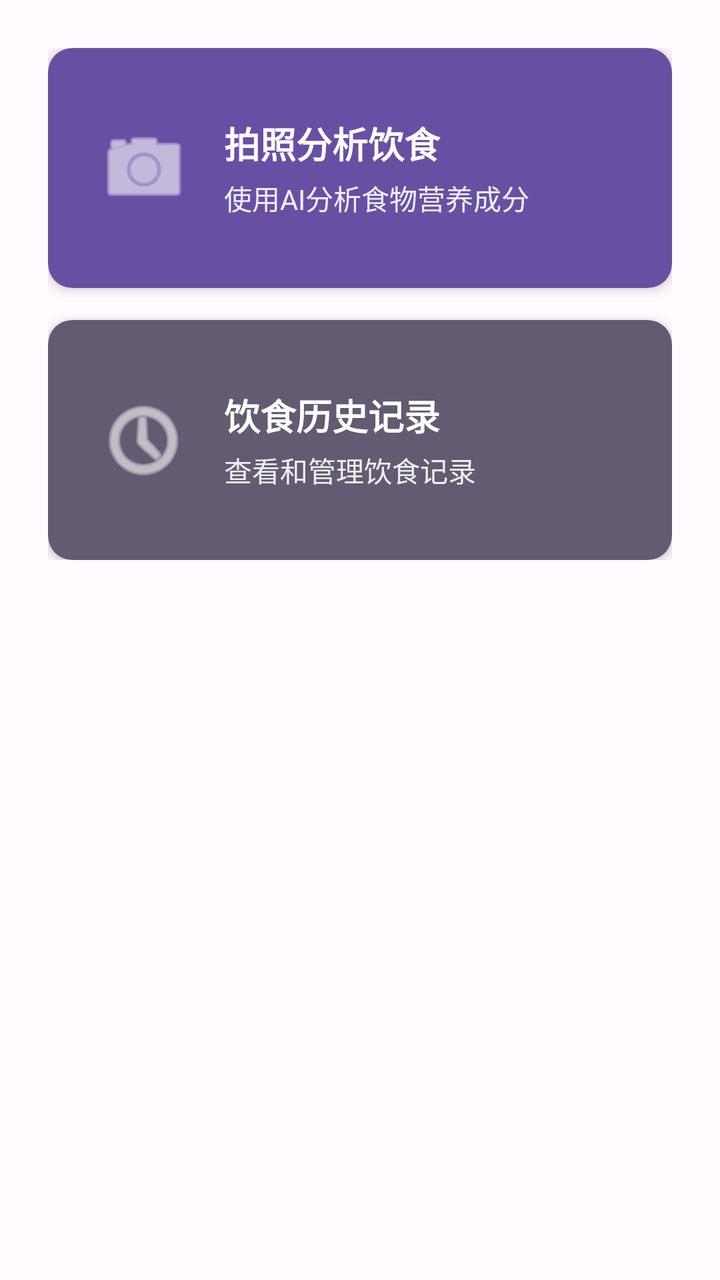
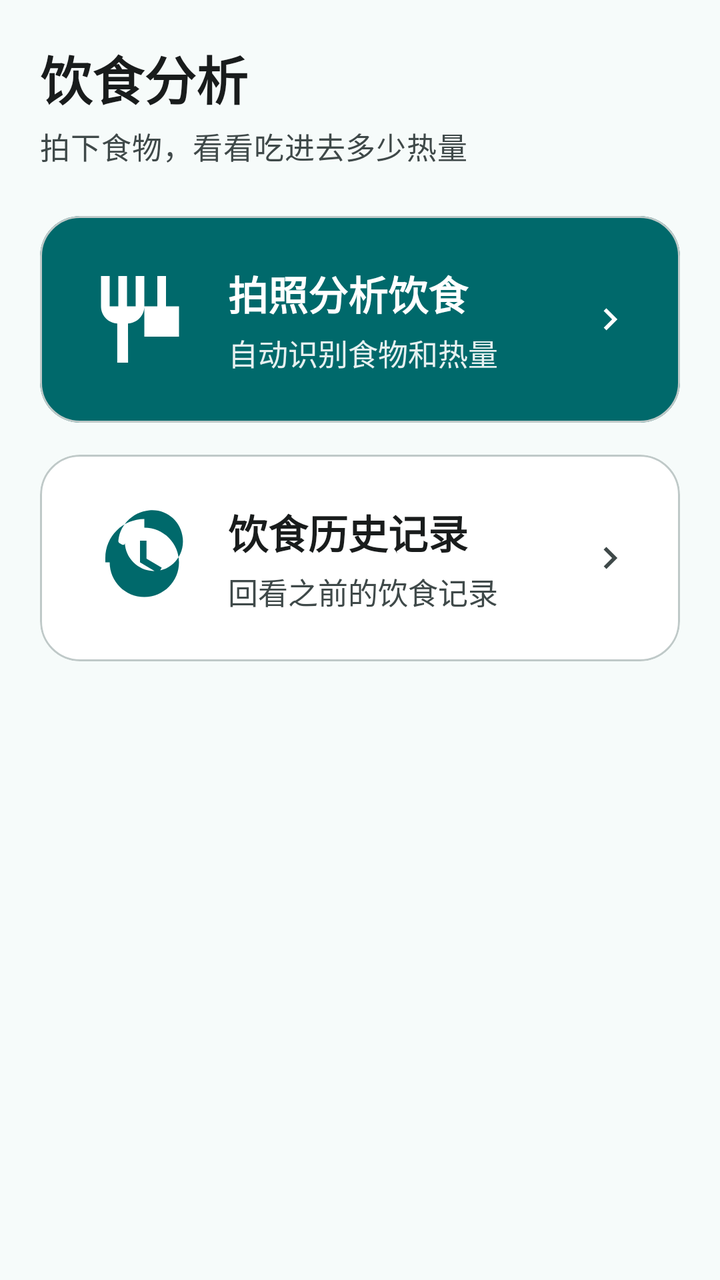

An Android layout rendered at two revisions. The XML below is the earlier revision; the diff shows what the commit changed to produce the second picture.
<!-- AndroidManifest.xml: activity theme Theme.AIHealth_ALL -->
<!-- res/layout/fragment_diet_analysis.xml -->
<?xml version="1.0" encoding="utf-8"?>
<androidx.coordinatorlayout.widget.CoordinatorLayout xmlns:android="http://schemas.android.com/apk/res/android"
    xmlns:app="http://schemas.android.com/apk/res-auto"
    android:id="@+id/coordinator_layout"
    android:layout_width="match_parent"
    android:layout_height="match_parent"
    android:padding="24dp">

    <LinearLayout
        android:layout_width="match_parent"
        android:layout_height="wrap_content"
        android:orientation="vertical"
        android:gravity="center_horizontal">

        
        <androidx.cardview.widget.CardView
            android:id="@+id/card_diet_analysis"
            android:layout_width="match_parent"
            android:layout_height="120dp"
            android:layout_marginBottom="16dp"
            app:cardCornerRadius="12dp"
            app:cardElevation="4dp"
            app:cardBackgroundColor="@color/primary">

            <LinearLayout
                android:layout_width="match_parent"
                android:layout_height="match_parent"
                android:orientation="horizontal"
                android:gravity="center"
                android:padding="24dp">

                <ImageView
                    android:layout_width="48dp"
                    android:layout_height="48dp"
                    android:src="@android:drawable/ic_menu_camera"
                    android:tint="@color/white" />

                <LinearLayout
                    android:layout_width="0dp"
                    android:layout_height="wrap_content"
                    android:layout_weight="1"
                    android:layout_marginStart="16dp"
                    android:orientation="vertical">

                    <TextView
                        android:layout_width="match_parent"
                        android:layout_height="wrap_content"
                        android:text="拍照分析饮食"
                        android:textColor="@color/white"
                        android:textSize="18sp"
                        android:textStyle="bold" />

                    <TextView
                        android:layout_width="match_parent"
                        android:layout_height="wrap_content"
                        android:layout_marginTop="4dp"
                        android:text="使用AI分析食物营养成分"
                        android:textColor="@color/white"
                        android:textSize="14sp"
                        android:alpha="0.9" />

                </LinearLayout>

            </LinearLayout>

        </androidx.cardview.widget.CardView>

        
        <androidx.cardview.widget.CardView
            android:id="@+id/card_history"
            android:layout_width="match_parent"
            android:layout_height="120dp"
            app:cardCornerRadius="12dp"
            app:cardElevation="4dp"
            app:cardBackgroundColor="@color/secondary">

            <LinearLayout
                android:layout_width="match_parent"
                android:layout_height="match_parent"
                android:orientation="horizontal"
                android:gravity="center"
                android:padding="24dp">

                <ImageView
                    android:layout_width="48dp"
                    android:layout_height="48dp"
                    android:src="@android:drawable/ic_menu_recent_history"
                    android:tint="@color/white" />

                <LinearLayout
                    android:layout_width="0dp"
                    android:layout_height="wrap_content"
                    android:layout_weight="1"
                    android:layout_marginStart="16dp"
                    android:orientation="vertical">

                    <TextView
                        android:layout_width="match_parent"
                        android:layout_height="wrap_content"
                        android:text="饮食历史记录"
                        android:textColor="@color/white"
                        android:textSize="18sp"
                        android:textStyle="bold" />

                    <TextView
                        android:layout_width="match_parent"
                        android:layout_height="wrap_content"
                        android:layout_marginTop="4dp"
                        android:text="查看和管理饮食记录"
                        android:textColor="@color/white"
                        android:textSize="14sp"
                        android:alpha="0.9" />

                </LinearLayout>

            </LinearLayout>

        </androidx.cardview.widget.CardView>

    </LinearLayout>

</androidx.coordinatorlayout.widget.CoordinatorLayout>
<!-- resources referenced by this layout -->
<resources>
  <color name="primary">#6750A4</color>
  <color name="secondary">#625B71</color>
  <style name="Theme.AIHealth_ALL" parent="Theme.MaterialComponents.DayNight.NoActionBar">
          
          <item name="colorPrimary">@color/primary</item>
          <item name="colorPrimaryVariant">@color/primary_dark</item>
          <item name="colorOnPrimary">@color/white</item>
  
          
          <item name="colorSecondary">@color/secondary</item>
          <item name="colorSecondaryVariant">@color/secondary_dark</item>
          <item name="colorOnSecondary">@color/white</item>
  
          
          <item name="android:statusBarColor">?attr/colorPrimaryVariant</item>
  
          
          <item name="android:windowBackground">@color/background</item>
  
          
          <item name="materialButtonStyle">@style/Widget.MaterialComponents.Button</item>
          <item name="materialButtonOutlinedStyle">@style/Widget.MaterialComponents.Button.OutlinedButton</item>
      </style>
  <color name="primary_dark">#4F378B</color>
  <color name="secondary_dark">#4A4458</color>
  <color name="background">#FFFBFE</color>
  <!-- unchanged entries left out for length: 1 -->
</resources>

<!-- the commit's change to res/layout/fragment_diet_analysis.xml (unified diff, before → after) -->
@@ -1,45 +1,64 @@
 <?xml version="1.0" encoding="utf-8"?>
-<androidx.coordinatorlayout.widget.CoordinatorLayout xmlns:android="http://schemas.android.com/apk/res/android"
+<ScrollView xmlns:android="http://schemas.android.com/apk/res/android"
     xmlns:app="http://schemas.android.com/apk/res-auto"
     android:id="@+id/coordinator_layout"
     android:layout_width="match_parent"
     android:layout_height="match_parent"
-    android:padding="24dp">
+    android:background="@color/background"
+    android:paddingHorizontal="20dp"
+    android:paddingTop="20dp"
+    android:paddingBottom="28dp"
+    android:fillViewport="true">
 
     <LinearLayout
         android:layout_width="match_parent"
         android:layout_height="wrap_content"
-        android:orientation="vertical"
-        android:gravity="center_horizontal">
+        android:orientation="vertical">
+
+        <TextView
+            android:layout_width="match_parent"
+            android:layout_height="wrap_content"
+            android:text="饮食分析"
+            style="@style/TextAppearance.AIHealth.Headline" />
+
+        <TextView
+            android:layout_width="match_parent"
+            android:layout_height="wrap_content"
+            android:layout_marginTop="4dp"
+            android:text="拍下食物，看看吃进去多少热量"
+            style="@style/TextAppearance.AIHealth.Caption" />
 
         
-        <androidx.cardview.widget.CardView
+        <com.google.android.material.card.MaterialCardView
             android:id="@+id/card_diet_analysis"
             android:layout_width="match_parent"
-            android:layout_height="120dp"
-            android:layout_marginBottom="16dp"
-            app:cardCornerRadius="12dp"
-            app:cardElevation="4dp"
-            app:cardBackgroundColor="@color/primary">
+            android:layout_height="wrap_content"
+            android:layout_marginTop="24dp"
+            app:cardCornerRadius="20dp"
+            app:cardElevation="0dp"
+            app:cardBackgroundColor="@color/primary"
+            android:clickable="true"
+            android:focusable="true">
 
             <LinearLayout
                 android:layout_width="match_parent"
-                android:layout_height="match_parent"
+                android:layout_height="wrap_content"
                 android:orientation="horizontal"
-                android:gravity="center"
+                android:gravity="center_vertical"
                 android:padding="24dp">
 
                 <ImageView
-                    android:layout_width="48dp"
-                    android:layout_height="48dp"
-                    android:src="@android:drawable/ic_menu_camera"
-                    android:tint="@color/white" />
+                    android:layout_width="52dp"
+                    android:layout_height="52dp"
+                    android:src="@drawable/ic_restaurant"
+                    android:contentDescription="拍照分析"
+                    app:tint="@color/white" />
 
                 <LinearLayout
                     android:layout_width="0dp"
                     android:layout_height="wrap_content"
                     android:layout_weight="1"
-                    android:layout_marginStart="16dp"
+                    android:layout_marginStart="18dp"
                     android:orientation="vertical">
 
                     <TextView
@@ -47,76 +66,82 @@
                         android:layout_height="wrap_content"
                         android:text="拍照分析饮食"
                         android:textColor="@color/white"
-                        android:textSize="18sp"
+                        android:textSize="20sp"
                         android:textStyle="bold" />
 
                     <TextView
                         android:layout_width="match_parent"
                         android:layout_height="wrap_content"
                         android:layout_marginTop="4dp"
-                        android:text="使用AI分析食物营养成分"
-                        android:textColor="@color/white"
-                        android:textSize="14sp"
-                        android:alpha="0.9" />
-
+                        android:text="自动识别食物和热量"
+                        android:textColor="#E6FFFFFF"
+                        android:textSize="15sp" />
                 </LinearLayout>
 
+                <ImageView
+                    android:layout_width="22dp"
+                    android:layout_height="22dp"
+                    android:src="@drawable/ic_arrow_right"
+                    android:contentDescription="进入"
+                    app:tint="@color/white" />
             </LinearLayout>
-
-        </androidx.cardview.widget.CardView>
+        </com.google.android.material.card.MaterialCardView>
 
         
-        <androidx.cardview.widget.CardView
+        <com.google.android.material.card.MaterialCardView
             android:id="@+id/card_history"
             android:layout_width="match_parent"
-            android:layout_height="120dp"
-            app:cardCornerRadius="12dp"
-            app:cardElevation="4dp"
-            app:cardBackgroundColor="@color/secondary">
+            android:layout_height="wrap_content"
+            android:layout_marginTop="16dp"
+            style="@style/Widget.AIHealth.Card"
+            android:clickable="true"
+            android:focusable="true">
 
             <LinearLayout
                 android:layout_width="match_parent"
-                android:layout_height="match_parent"
+                android:layout_height="wrap_content"
                 android:orientation="horizontal"
-                android:gravity="center"
+                android:gravity="center_vertical"
                 android:padding="24dp">
 
                 <ImageView
-                    android:layout_width="48dp"
-                    android:layout_height="48dp"
-                    android:src="@android:drawable/ic_menu_recent_history"
-                    android:tint="@color/white" />
+                    android:layout_width="52dp"
+                    android:layout_height="52dp"
+                    android:src="@drawable/ic_history"
+                    android:contentDescription="历史记录"
+                    app:tint="@color/primary" />
 
                 <LinearLayout
                     android:layout_width="0dp"
                     android:layout_height="wrap_content"
                     android:layout_weight="1"
-                    android:layout_marginStart="16dp"
+                    android:layout_marginStart="18dp"
                     android:orientation="vertical">
 
                     <TextView
                         android:layout_width="match_parent"
                         android:layout_height="wrap_content"
                         android:text="饮食历史记录"
-                        android:textColor="@color/white"
-                        android:textSize="18sp"
+                        android:textColor="@color/on_surface"
+                        android:textSize="20sp"
                         android:textStyle="bold" />
 
                     <TextView
                         android:layout_width="match_parent"
                         android:layout_height="wrap_content"
                         android:layout_marginTop="4dp"
-                        android:text="查看和管理饮食记录"
-                        android:textColor="@color/white"
-                        android:textSize="14sp"
-                        android:alpha="0.9" />
-
+                        android:text="回看之前的饮食记录"
+                        android:textColor="@color/on_surface_variant"
+                        android:textSize="15sp" />
                 </LinearLayout>
 
+                <ImageView
+                    android:layout_width="22dp"
+                    android:layout_height="22dp"
+                    android:src="@drawable/ic_arrow_right"
+                    android:contentDescription="进入"
+                    app:tint="@color/on_surface_variant" />
             </LinearLayout>
-
-        </androidx.cardview.widget.CardView>
-
+        </com.google.android.material.card.MaterialCardView>
     </LinearLayout>
-
-</androidx.coordinatorlayout.widget.CoordinatorLayout>
+</ScrollView>
<!-- resource entries referenced after the edit -->
@@ -1,31 +1,145 @@
 <!-- resources referenced by this layout -->
 <resources>
-  <color name="primary">#6750A4</color>
-  <color name="secondary">#625B71</color>
-  <style name="Theme.AIHealth_ALL" parent="Theme.MaterialComponents.DayNight.NoActionBar">
+  <color name="primary">#00696B</color>
+  <!-- drawable ic_arrow_right (drawable) -->
+  <vector xmlns:android="http://schemas.android.com/apk/res/android"
+      android:width="24dp"
+      android:height="24dp"
+      android:viewportWidth="24"
+      android:viewportHeight="24"
+      android:tint="?attr/colorOnSurface">
+      <path
+          android:fillColor="@android:color/white"
+          android:pathData="M8.59,16.59L13.17,12 8.59,7.41 10,6l6,6 -6,6z"/>
+  </vector>
+  <!-- drawable ic_history (drawable) -->
+  <vector xmlns:android="http://schemas.android.com/apk/res/android"
+      android:width="24dp"
+      android:height="24dp"
+      android:viewportWidth="24"
+      android:viewportHeight="24"
+      android:tint="?attr/colorOnSurface">
+      <path
+          android:fillColor="@android:color/white"
+          android:pathData="M13,3c-4.97,0 -9,4.03 -9,9l0,1L5,13c0,4.42 3.58,8 8,8s8,-3.58 8,-8 -3.58,-8 -8,-8zM12,8l0,5l4.25,2.52 0.77,-1.28 -3.52,-2.09L13.5,8L12,8zM7,9l0,-0.37c0,-4.01 3.2,-7.27 7.16,-7.64 3.96,-0.37 7.36,2.53 7.72,6.5 0.39,4.12 -2.83,7.67 -6.88,7.51 -3.49,-0.14 -6.36,-3.01 -6.5,-6.5l0.01,-0.02C8.5,9.32 7.84,8.91 7.21,8.52 7,8.36 7,8.18 7,8L7,9z"/>
+  </vector>
+  <!-- drawable ic_restaurant (drawable) -->
+  <vector xmlns:android="http://schemas.android.com/apk/res/android"
+      android:width="24dp"
+      android:height="24dp"
+      android:viewportWidth="24"
+      android:viewportHeight="24"
+      android:tint="?attr/colorOnSurface">
+      <path
+          android:fillColor="@android:color/white"
+          android:pathData="M11,9L9,9L9,2L7,2L7,9L5,9L5,2L3,2L3,9c0,2.12 1.66,3.84 3.75,3.97L6.75,22h2.5l-0.02,-9.03C11.34,12.84 13,11.12 13,9L13,2h-2L11,9zM21,9l-3,0l0,-7h-2l0,7l-3,0l0,7h8L21,9z"/>
+  </vector>
+  <style name="TextAppearance.AIHealth.Caption" parent="TextAppearance.Material3.BodyMedium">
+          <item name="android:textSize">15sp</item>
+          <item name="android:textColor">@color/on_surface_variant</item>
+      </style>
+  <style name="TextAppearance.AIHealth.Headline" parent="TextAppearance.Material3.HeadlineMedium">
+          <item name="android:textSize">26sp</item>
+          <item name="android:textStyle">bold</item>
+          <item name="android:textColor">@color/on_surface</item>
+      </style>
+  <style name="Widget.AIHealth.Card" parent="Widget.Material3.CardView.Elevated">
+          <item name="cardCornerRadius">20dp</item>
+          <item name="cardElevation">0dp</item>
+          <item name="cardBackgroundColor">@color/surface_container_lowest</item>
+          <item name="strokeWidth">1dp</item>
+          <item name="strokeColor">@color/outline_variant</item>
+      </style>
+  <color name="secondary">#4A6363</color>
+  <color name="on_secondary">#FFFFFF</color>
+  <color name="secondary_container">#CDE8E8</color>
+  <color name="on_secondary_container">#051F1F</color>
+  <color name="tertiary">#8A5000</color>
+  <color name="on_tertiary">#FFFFFF</color>
+  <color name="tertiary_container">#FFDDB0</color>
+  <color name="on_tertiary_container">#2C1600</color>
+  <color name="error">#BA1A1A</color>
+  <color name="on_error">#FFFFFF</color>
+  <color name="error_container">#FFDAD6</color>
+  <color name="on_error_container">#410002</color>
+  <color name="on_background">#191C1C</color>
+  <color name="surface">#F6FBFA</color>
+  <color name="surface_variant">#DAE5E4</color>
+  <color name="surface_container_highest">#DEE4E4</color>
+  <color name="on_surface_inverse">#EFF1F1</color>
+  <color name="outline">#6F7978</color>
+  <style name="ShapeAppearance.AIHealth.Small" parent="">
+          <item name="cornerFamily">rounded</item>
+          <item name="cornerSize">12dp</item>
+      </style>
+  <style name="ShapeAppearance.AIHealth.Medium" parent="">
+          <item name="cornerFamily">rounded</item>
+          <item name="cornerSize">20dp</item>
+      </style>
+  <style name="ShapeAppearance.AIHealth.Large" parent="">
+          <item name="cornerFamily">rounded</item>
+          <item name="cornerSize">28dp</item>
+      </style>
+  <style name="Theme.AIHealth_ALL" parent="Theme.Material3.Light.NoActionBar">
           
           <item name="colorPrimary">@color/primary</item>
-          <item name="colorPrimaryVariant">@color/primary_dark</item>
-          <item name="colorOnPrimary">@color/white</item>
+          <item name="colorOnPrimary">@color/on_primary</item>
+          <item name="colorPrimaryContainer">@color/primary_container</item>
+          <item name="colorOnPrimaryContainer">@color/on_primary_container</item>
+          <item name="colorPrimaryInverse">@color/primary_light</item>
   
           
           <item name="colorSecondary">@color/secondary</item>
-          <item name="colorSecondaryVariant">@color/secondary_dark</item>
-          <item name="colorOnSecondary">@color/white</item>
+          <item name="colorOnSecondary">@color/on_secondary</item>
+          <item name="colorSecondaryContainer">@color/secondary_container</item>
+          <item name="colorOnSecondaryContainer">@color/on_secondary_container</item>
   
           
-          <item name="android:statusBarColor">?attr/colorPrimaryVariant</item>
+          <item name="colorTertiary">@color/tertiary</item>
+          <item name="colorOnTertiary">@color/on_tertiary</item>
+          <item name="colorTertiaryContainer">@color/tertiary_container</item>
+          <item name="colorOnTertiaryContainer">@color/on_tertiary_container</item>
+  
+          
+          <item name="colorError">@color/error</item>
+          <item name="colorOnError">@color/on_error</item>
+          <item name="colorErrorContainer">@color/error_container</item>
+          <item name="colorOnErrorContainer">@color/on_error_container</item>
+  
+          
+          <item name="android:colorBackground">@color/background</item>
+          <item name="colorOnBackground">@color/on_background</item>
+          <item name="colorSurface">@color/surface</item>
+          <item name="colorOnSurface">@color/on_surface</item>
+          <item name="colorSurfaceVariant">@color/surface_variant</item>
+          <item name="colorOnSurfaceVariant">@color/on_surface_variant</item>
+          <item name="colorSurfaceInverse">@color/surface_container_highest</item>
+          <item name="colorOnSurfaceInverse">@color/on_surface_inverse</item>
+  
+          
+          <item name="colorOutline">@color/outline</item>
+          <item name="colorOutlineVariant">@color/outline_variant</item>
   
           
           <item name="android:windowBackground">@color/background</item>
+          <item name="android:statusBarColor">@color/primary</item>
+          <item name="android:navigationBarColor">@color/surface</item>
+          <item name="android:windowLightStatusBar">false</item>
   
           
-          <item name="materialButtonStyle">@style/Widget.MaterialComponents.Button</item>
-          <item name="materialButtonOutlinedStyle">@style/Widget.MaterialComponents.Button.OutlinedButton</item>
+          <item name="shapeAppearanceSmallComponent">@style/ShapeAppearance.AIHealth.Small</item>
+          <item name="shapeAppearanceMediumComponent">@style/ShapeAppearance.AIHealth.Medium</item>
+          <item name="shapeAppearanceLargeComponent">@style/ShapeAppearance.AIHealth.Large</item>
       </style>
-  <color name="primary_dark">#4F378B</color>
-  <color name="secondary_dark">#4A4458</color>
-  <color name="background">#FFFBFE</color>
+  <color name="surface_container_lowest">#FFFFFF</color>
+  <color name="outline_variant">#BFC9C8</color>
+  <color name="on_primary">#FFFFFF</color>
+  <color name="primary_container">#9CF2F2</color>
+  <color name="on_primary_container">#002020</color>
+  <color name="primary_light">#9CF2F2</color>
+  <color name="background">#F6FBFA</color>
+  <color name="on_surface">#191C1C</color>
+  <color name="on_surface_variant">#3F4949</color>
   <!-- unchanged entries left out for length: 1 -->
 </resources>
 
